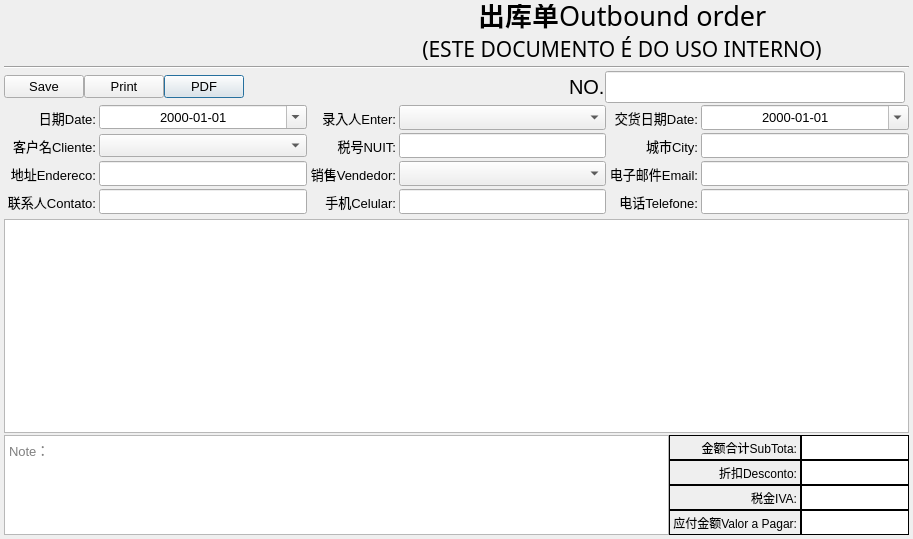
The window that Ui/FormOutboundOrder.ui (golden7602/zion) describes before a commit, drawn with Qt 5.
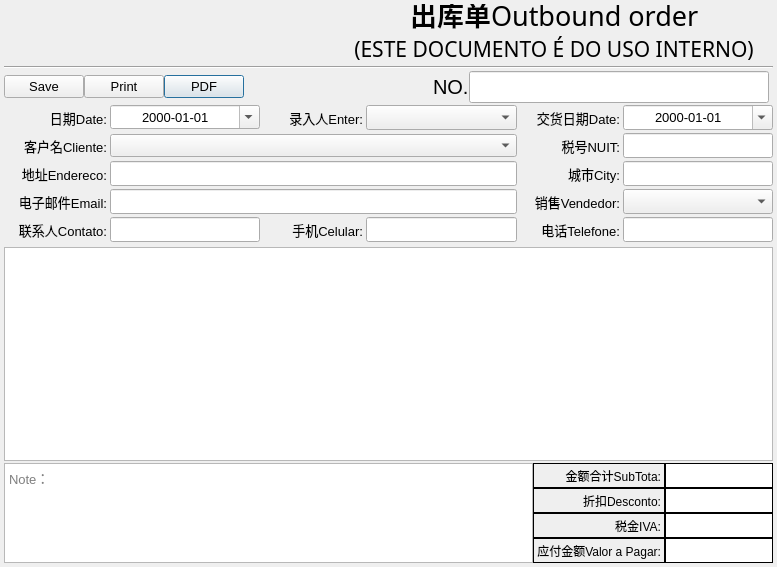
The same window after the commit. Icons and pictures are not drawn.

The edit to the form file:
```diff
--- a/Ui/FormOutboundOrder.ui
+++ b/Ui/FormOutboundOrder.ui
@@ -6,8 +6,8 @@
    <rect>
     <x>0</x>
     <y>0</y>
-    <width>913</width>
-    <height>539</height>
+    <width>777</width>
+    <height>567</height>
    </rect>
   </property>
   <property name="font">
@@ -361,7 +361,7 @@
     </layout>
    </item>
    <item>
-    <layout class="QGridLayout" name="gridLayout">
+    <layout class="QGridLayout" name="gridLayout" columnminimumwidth="100,0,150,100,150,100,150">
      <property name="leftMargin">
       <number>3</number>
      </property>
@@ -374,25 +374,6 @@
      <property name="spacing">
       <number>3</number>
      </property>
-     <item row="3" column="4">
-      <widget class="QLineEdit" name="fCelular">
-       <property name="minimumSize">
-        <size>
-         <width>0</width>
-         <height>25</height>
-        </size>
-       </property>
-       <property name="sizeIncrement">
-        <size>
-         <width>0</width>
-         <height>25</height>
-        </size>
-       </property>
-       <property name="clearButtonEnabled">
-        <bool>true</bool>
-       </property>
-      </widget>
-     </item>
      <item row="0" column="6">
       <widget class="QDateEdit" name="fRequiredDeliveryDate">
        <property name="minimumSize">
@@ -418,29 +399,7 @@
        </property>
       </widget>
      </item>
-     <item row="1" column="3">
-      <widget class="QLabel" name="label_7">
-       <property name="minimumSize">
-        <size>
-         <width>0</width>
-         <height>25</height>
-        </size>
-       </property>
-       <property name="sizeIncrement">
-        <size>
-         <width>0</width>
-         <height>25</height>
-        </size>
-       </property>
-       <property name="text">
-        <string>税号NUIT:</string>
-       </property>
-       <property name="alignment">
-        <set>Qt::AlignRight|Qt::AlignTrailing|Qt::AlignVCenter</set>
-       </property>
-      </widget>
-     </item>
-     <item row="3" column="2">
+     <item row="4" column="2">
       <widget class="QLineEdit" name="fContato">
        <property name="minimumSize">
         <size>
@@ -459,28 +418,6 @@
        </property>
       </widget>
      </item>
-     <item row="2" column="0">
-      <widget class="QLabel" name="label_9">
-       <property name="minimumSize">
-        <size>
-         <width>0</width>
-         <height>25</height>
-        </size>
-       </property>
-       <property name="sizeIncrement">
-        <size>
-         <width>0</width>
-         <height>25</height>
-        </size>
-       </property>
-       <property name="text">
-        <string>地址Endereco:</string>
-       </property>
-       <property name="alignment">
-        <set>Qt::AlignRight|Qt::AlignTrailing|Qt::AlignVCenter</set>
-       </property>
-      </widget>
-     </item>
      <item row="0" column="5">
       <widget class="QLabel" name="label_4">
        <property name="minimumSize">
@@ -503,8 +440,8 @@
        </property>
       </widget>
      </item>
-     <item row="3" column="0">
-      <widget class="QLabel" name="label_11">
+     <item row="2" column="0">
+      <widget class="QLabel" name="label_9">
        <property name="minimumSize">
         <size>
          <width>0</width>
@@ -518,36 +455,24 @@
         </size>
        </property>
        <property name="text">
-        <string>联系人Contato:</string>
+        <string>地址Endereco:</string>
        </property>
        <property name="alignment">
         <set>Qt::AlignRight|Qt::AlignTrailing|Qt::AlignVCenter</set>
        </property>
       </widget>
      </item>
-     <item row="1" column="0">
-      <widget class="QLabel" name="label_6">
+     <item row="0" column="4">
+      <widget class="QComboBox" name="fEntryID">
        <property name="minimumSize">
         <size>
          <width>0</width>
          <height>25</height>
         </size>
        </property>
-       <property name="sizeIncrement">
-        <size>
-         <width>0</width>
-         <height>25</height>
-        </size>
-       </property>
-       <property name="text">
-        <string>客户名Cliente:</string>
-       </property>
-       <property name="alignment">
-        <set>Qt::AlignRight|Qt::AlignTrailing|Qt::AlignVCenter</set>
-       </property>
       </widget>
      </item>
-     <item row="3" column="3">
+     <item row="4" column="3">
       <widget class="QLabel" name="label_10">
        <property name="text">
         <string>手机Celular:</string>
@@ -557,50 +482,6 @@
        </property>
       </widget>
      </item>
-     <item row="1" column="2">
-      <widget class="QComboBox" name="fCustomerID">
-       <property name="minimumSize">
-        <size>
-         <width>0</width>
-         <height>0</height>
-        </size>
-       </property>
-       <property name="sizeIncrement">
-        <size>
-         <width>0</width>
-         <height>25</height>
-        </size>
-       </property>
-       <property name="toolTip">
-        <string>&lt;html&gt;&lt;head/&gt;&lt;body&gt;&lt;p&gt;可输入客户名称或税号中的部分或全部进行快速过滤&lt;/p&gt;&lt;p&gt;Enter part or all of the customer name or tax number for quick filtering&lt;/p&gt;&lt;/body&gt;&lt;/html&gt;</string>
-       </property>
-       <property name="placeholderText" stdset="0">
-        <string>Please select a cliente.</string>
-       </property>
-      </widget>
-     </item>
-     <item row="0" column="0">
-      <widget class="QLabel" name="label_3">
-       <property name="minimumSize">
-        <size>
-         <width>0</width>
-         <height>25</height>
-        </size>
-       </property>
-       <property name="sizeIncrement">
-        <size>
-         <width>0</width>
-         <height>25</height>
-        </size>
-       </property>
-       <property name="text">
-        <string>日期Date:</string>
-       </property>
-       <property name="alignment">
-        <set>Qt::AlignRight|Qt::AlignTrailing|Qt::AlignVCenter</set>
-       </property>
-      </widget>
-     </item>
      <item row="0" column="2">
       <widget class="QDateEdit" name="fOrderDate">
        <property name="maximumSize">
@@ -620,114 +501,6 @@
        </property>
       </widget>
      </item>
-     <item row="1" column="4">
-      <widget class="QLineEdit" name="fNUIT">
-       <property name="minimumSize">
-        <size>
-         <width>0</width>
-         <height>25</height>
-        </size>
-       </property>
-       <property name="sizeIncrement">
-        <size>
-         <width>0</width>
-         <height>25</height>
-        </size>
-       </property>
-      </widget>
-     </item>
-     <item row="1" column="5">
-      <widget class="QLabel" name="label_8">
-       <property name="text">
-        <string>城市City:</string>
-       </property>
-       <property name="alignment">
-        <set>Qt::AlignRight|Qt::AlignTrailing|Qt::AlignVCenter</set>
-       </property>
-      </widget>
-     </item>
-     <item row="1" column="6">
-      <widget class="QLineEdit" name="fCity">
-       <property name="minimumSize">
-        <size>
-         <width>0</width>
-         <height>25</height>
-        </size>
-       </property>
-       <property name="sizeIncrement">
-        <size>
-         <width>0</width>
-         <height>25</height>
-        </size>
-       </property>
-       <property name="clearButtonEnabled">
-        <bool>false</bool>
-       </property>
-      </widget>
-     </item>
-     <item row="2" column="2">
-      <widget class="QLineEdit" name="fEndereco">
-       <property name="minimumSize">
-        <size>
-         <width>0</width>
-         <height>25</height>
-        </size>
-       </property>
-       <property name="sizeIncrement">
-        <size>
-         <width>0</width>
-         <height>25</height>
-        </size>
-       </property>
-       <property name="placeholderText">
-        <string/>
-       </property>
-       <property name="clearButtonEnabled">
-        <bool>false</bool>
-       </property>
-      </widget>
-     </item>
-     <item row="2" column="3">
-      <widget class="QLabel" name="label_5">
-       <property name="minimumSize">
-        <size>
-         <width>0</width>
-         <height>25</height>
-        </size>
-       </property>
-       <property name="sizeIncrement">
-        <size>
-         <width>0</width>
-         <height>25</height>
-        </size>
-       </property>
-       <property name="text">
-        <string>销售Vendedor:</string>
-       </property>
-       <property name="alignment">
-        <set>Qt::AlignRight|Qt::AlignTrailing|Qt::AlignVCenter</set>
-       </property>
-      </widget>
-     </item>
-     <item row="2" column="4">
-      <widget class="QComboBox" name="fVendedorID">
-       <property name="minimumSize">
-        <size>
-         <width>0</width>
-         <height>25</height>
-        </size>
-       </property>
-       <property name="sizeIncrement">
-        <size>
-         <width>0</width>
-         <height>25</height>
-        </size>
-       </property>
-       <property name="clearButtonEnabled" stdset="0">
-        <bool>true</bool>
-       </property>
-      </widget>
-     </item>
      <item row="0" column="3">
       <widget class="QLabel" name="label_17">
        <property name="text">
@@ -738,17 +511,112 @@
        </property>
       </widget>
      </item>
-     <item row="0" column="4">
-      <widget class="QComboBox" name="fEntryID">
+     <item row="1" column="0">
+      <widget class="QLabel" name="label_6">
        <property name="minimumSize">
         <size>
          <width>0</width>
          <height>25</height>
         </size>
        </property>
+       <property name="sizeIncrement">
+        <size>
+         <width>0</width>
+         <height>25</height>
+        </size>
+       </property>
+       <property name="text">
+        <string>客户名Cliente:</string>
+       </property>
+       <property name="alignment">
+        <set>Qt::AlignRight|Qt::AlignTrailing|Qt::AlignVCenter</set>
+       </property>
       </widget>
      </item>
-     <item row="2" column="5">
+     <item row="4" column="0">
+      <widget class="QLabel" name="label_11">
+       <property name="minimumSize">
+        <size>
+         <width>0</width>
+         <height>25</height>
+        </size>
+       </property>
+       <property name="sizeIncrement">
+        <size>
+         <width>0</width>
+         <height>25</height>
+        </size>
+       </property>
+       <property name="text">
+        <string>联系人Contato:</string>
+       </property>
+       <property name="alignment">
+        <set>Qt::AlignRight|Qt::AlignTrailing|Qt::AlignVCenter</set>
+       </property>
+      </widget>
+     </item>
+     <item row="4" column="6">
+      <widget class="QLineEdit" name="fTelefone">
+       <property name="minimumSize">
+        <size>
+         <width>0</width>
+         <height>25</height>
+        </size>
+       </property>
+      </widget>
+     </item>
+     <item row="4" column="5">
+      <widget class="QLabel" name="label_16">
+       <property name="text">
+        <string>电话Telefone:</string>
+       </property>
+       <property name="alignment">
+        <set>Qt::AlignRight|Qt::AlignTrailing|Qt::AlignVCenter</set>
+       </property>
+      </widget>
+     </item>
+     <item row="0" column="0">
+      <widget class="QLabel" name="label_3">
+       <property name="minimumSize">
+        <size>
+         <width>0</width>
+         <height>25</height>
+        </size>
+       </property>
+       <property name="sizeIncrement">
+        <size>
+         <width>0</width>
+         <height>25</height>
+        </size>
+       </property>
+       <property name="text">
+        <string>日期Date:</string>
+       </property>
+       <property name="alignment">
+        <set>Qt::AlignRight|Qt::AlignTrailing|Qt::AlignVCenter</set>
+       </property>
+      </widget>
+     </item>
+     <item row="4" column="4">
+      <widget class="QLineEdit" name="fCelular">
+       <property name="minimumSize">
+        <size>
+         <width>0</width>
+         <height>25</height>
+        </size>
+       </property>
+       <property name="sizeIncrement">
+        <size>
+         <width>0</width>
+         <height>25</height>
+        </size>
+       </property>
+       <property name="clearButtonEnabled">
+        <bool>true</bool>
+       </property>
+      </widget>
+     </item>
+     <item row="3" column="0">
       <widget class="QLabel" name="label_12">
        <property name="minimumSize">
         <size>
@@ -770,7 +638,7 @@
        </property>
       </widget>
      </item>
-     <item row="2" column="6">
+     <item row="3" column="2" colspan="3">
       <widget class="QLineEdit" name="fEmail">
        <property name="minimumSize">
         <size>
@@ -789,23 +657,155 @@
        </property>
       </widget>
      </item>
-     <item row="3" column="5">
-      <widget class="QLabel" name="label_16">
+     <item row="2" column="6">
+      <widget class="QLineEdit" name="fCity">
+       <property name="minimumSize">
+        <size>
+         <width>0</width>
+         <height>25</height>
+        </size>
+       </property>
+       <property name="sizeIncrement">
+        <size>
+         <width>0</width>
+         <height>25</height>
+        </size>
+       </property>
+       <property name="clearButtonEnabled">
+        <bool>false</bool>
+       </property>
+      </widget>
+     </item>
+     <item row="2" column="5">
+      <widget class="QLabel" name="label_8">
        <property name="text">
-        <string>电话Telefone:</string>
+        <string>城市City:</string>
        </property>
        <property name="alignment">
         <set>Qt::AlignRight|Qt::AlignTrailing|Qt::AlignVCenter</set>
        </property>
       </widget>
      </item>
+     <item row="1" column="6">
+      <widget class="QLineEdit" name="fNUIT">
+       <property name="minimumSize">
+        <size>
+         <width>0</width>
+         <height>25</height>
+        </size>
+       </property>
+       <property name="sizeIncrement">
+        <size>
+         <width>0</width>
+         <height>25</height>
+        </size>
+       </property>
+      </widget>
+     </item>
+     <item row="1" column="5">
+      <widget class="QLabel" name="label_7">
+       <property name="minimumSize">
+        <size>
+         <width>0</width>
+         <height>25</height>
+        </size>
+       </property>
+       <property name="sizeIncrement">
+        <size>
+         <width>0</width>
+         <height>25</height>
+        </size>
+       </property>
+       <property name="text">
+        <string>税号NUIT:</string>
+       </property>
+       <property name="alignment">
+        <set>Qt::AlignRight|Qt::AlignTrailing|Qt::AlignVCenter</set>
+       </property>
+      </widget>
+     </item>
+     <item row="1" column="2" colspan="3">
+      <widget class="QComboBox" name="fCustomerID">
+       <property name="minimumSize">
+        <size>
+         <width>0</width>
+         <height>0</height>
+        </size>
+       </property>
+       <property name="sizeIncrement">
+        <size>
+         <width>0</width>
+         <height>25</height>
+        </size>
+       </property>
+       <property name="toolTip">
+        <string>&lt;html&gt;&lt;head/&gt;&lt;body&gt;&lt;p&gt;可输入客户名称或税号中的部分或全部进行快速过滤&lt;/p&gt;&lt;p&gt;Enter part or all of the customer name or tax number for quick filtering&lt;/p&gt;&lt;/body&gt;&lt;/html&gt;</string>
+       </property>
+       <property name="placeholderText" stdset="0">
+        <string>Please select a cliente.</string>
+       </property>
+      </widget>
+     </item>
      <item row="3" column="6">
-      <widget class="QLineEdit" name="fTelefone">
+      <widget class="QComboBox" name="fVendedorID">
        <property name="minimumSize">
         <size>
          <width>0</width>
          <height>25</height>
         </size>
+       </property>
+       <property name="sizeIncrement">
+        <size>
+         <width>0</width>
+         <height>25</height>
+        </size>
+       </property>
+       <property name="clearButtonEnabled" stdset="0">
+        <bool>true</bool>
+       </property>
+      </widget>
+     </item>
+     <item row="3" column="5">
+      <widget class="QLabel" name="label_5">
+       <property name="minimumSize">
+        <size>
+         <width>0</width>
+         <height>25</height>
+        </size>
+       </property>
+       <property name="sizeIncrement">
+        <size>
+         <width>0</width>
+         <height>25</height>
+        </size>
+       </property>
+       <property name="text">
+        <string>销售Vendedor:</string>
+       </property>
+       <property name="alignment">
+        <set>Qt::AlignRight|Qt::AlignTrailing|Qt::AlignVCenter</set>
+       </property>
+      </widget>
+     </item>
+     <item row="2" column="2" colspan="3">
+      <widget class="QLineEdit" name="fEndereco">
+       <property name="minimumSize">
+        <size>
+         <width>0</width>
+         <height>25</height>
+        </size>
+       </property>
+       <property name="sizeIncrement">
+        <size>
+         <width>0</width>
+         <height>25</height>
+        </size>
+       </property>
+       <property name="placeholderText">
+        <string/>
+       </property>
+       <property name="clearButtonEnabled">
+        <bool>false</bool>
        </property>
       </widget>
      </item>
```
Left out of the diff: 3 changed lines with no effect on the pictures.
